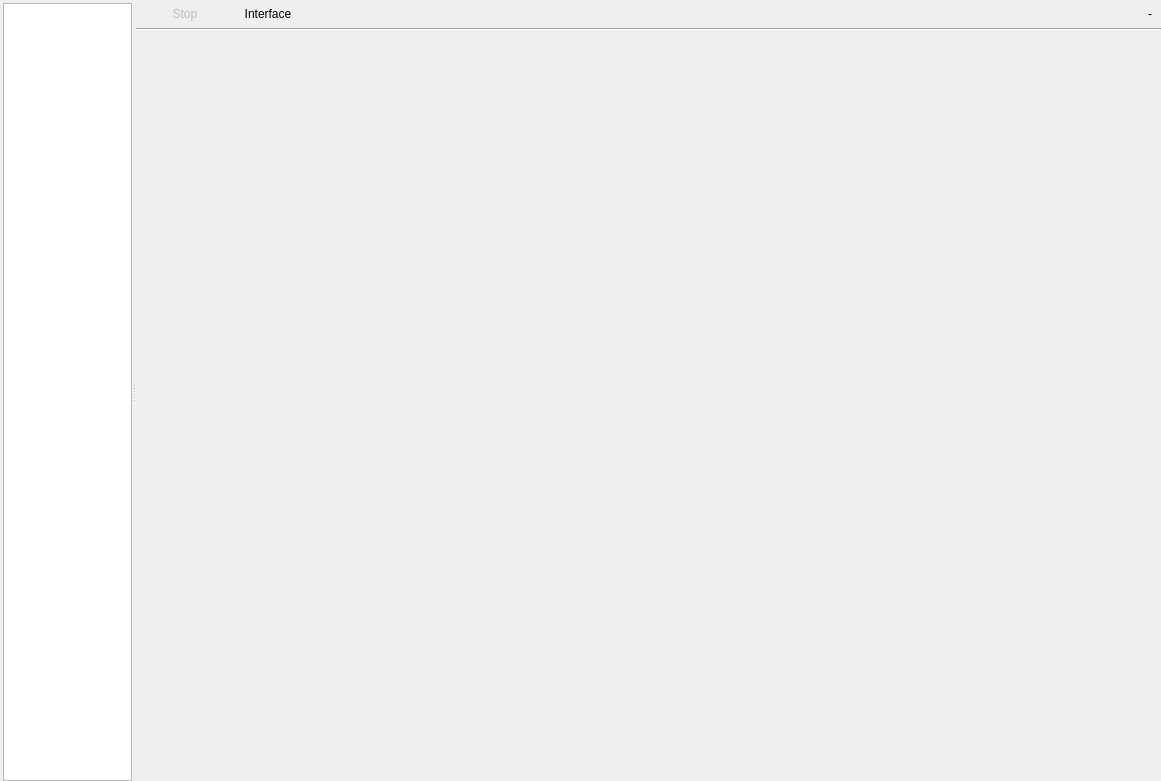
KTS-Intek/quick-collect, file zbyrator-src/startexchange.ui: the form before one commit.
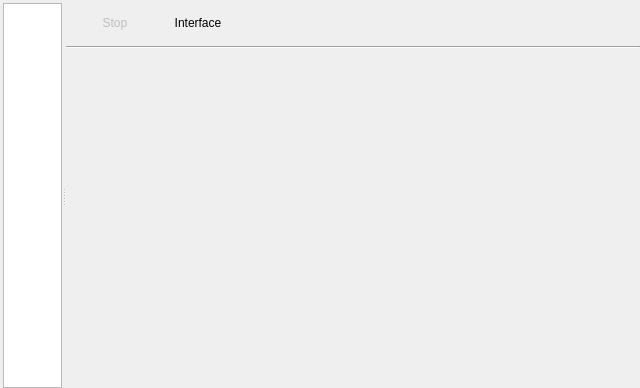
The form after the commit. Icons and pictures are not drawn.

Patch:
```diff
--- a/zbyrator-src/startexchange.ui
+++ b/zbyrator-src/startexchange.ui
@@ -6,8 +6,8 @@
    <rect>
     <x>0</x>
     <y>0</y>
-    <width>1161</width>
-    <height>781</height>
+    <width>640</width>
+    <height>388</height>
    </rect>
   </property>
   <property name="sizePolicy">
@@ -129,7 +129,7 @@
            <rect>
             <x>0</x>
             <y>0</y>
-            <width>1045</width>
+            <width>585</width>
             <height>32</height>
            </rect>
           </property>
@@ -195,7 +195,23 @@
               </widget>
              </item>
              <item>
-              <widget class="QLabel" name="lblLastIface">
+              <spacer name="verticalSpacer_2">
+               <property name="orientation">
+                <enum>Qt::Vertical</enum>
+               </property>
+               <property name="sizeType">
+                <enum>QSizePolicy::Ignored</enum>
+               </property>
+               <property name="sizeHint" stdset="0">
+                <size>
+                 <width>20</width>
+                 <height>40</height>
+                </size>
+               </property>
+              </spacer>
+             </item>
+             <item>
+              <widget class="QLabel" name="lblCurrentMeter">
                <property name="sizePolicy">
                 <sizepolicy hsizetype="Expanding" vsizetype="Preferred">
                  <horstretch>0</horstretch>
@@ -205,15 +221,46 @@
                <property name="text">
                 <string/>
                </property>
+               <property name="alignment">
+                <set>Qt::AlignRight|Qt::AlignTrailing|Qt::AlignVCenter</set>
+               </property>
+               <property name="wordWrap">
+                <bool>false</bool>
+               </property>
                <property name="textInteractionFlags">
                 <set>Qt::LinksAccessibleByKeyboard|Qt::LinksAccessibleByMouse</set>
                </property>
               </widget>
              </item>
+             <item>
+              <spacer name="verticalSpacer">
+               <property name="orientation">
+                <enum>Qt::Vertical</enum>
+               </property>
+               <property name="sizeType">
+                <enum>QSizePolicy::Ignored</enum>
+               </property>
+               <property name="sizeHint" stdset="0">
+                <size>
+                 <width>20</width>
+                 <height>40</height>
+                </size>
+               </property>
+              </spacer>
+             </item>
              <item>
               <widget class="QLabel" name="lblOperationInProgress">
                <property name="text">
-                <string>-</string>
+                <string/>
+               </property>
+               <property name="alignment">
+                <set>Qt::AlignRight|Qt::AlignTrailing|Qt::AlignVCenter</set>
+               </property>
+               <property name="wordWrap">
+                <bool>false</bool>
+               </property>
+               <property name="textInteractionFlags">
+                <set>Qt::LinksAccessibleByMouse|Qt::TextSelectableByKeyboard|Qt::TextSelectableByMouse</set>
                </property>
               </widget>
              </item>
```
Left out of the diff: 5 changed lines with no effect on the pictures.
